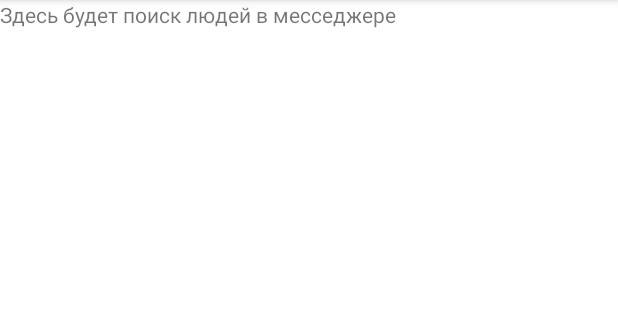
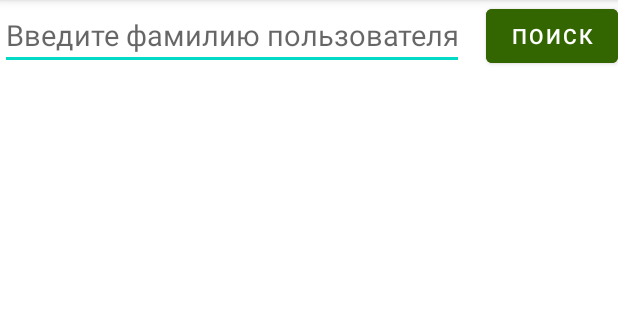
Before and after one commit to linedown/NefesleChat, an Android app: the fragment SearchFragment shown on its own in the app's theme, on a phone screen of 412 x 824 dp, the part 84-404 px from its top. Run offline under Robolectric (Android 15) with nearby library versions, the phone set to English and light mode, and no system bars; our stand-ins replace RxJava; Roboto replaces fonts that are not available here.

Commit message:
Поиск по фамилии (полной/неполной) работает!

```diff
--- /dev/null
+++ b/app/src/main/java/ru/linedown/nefeslechat/interfaces/MyCallbackForUserList.java
@@ -0,0 +1,10 @@
+package ru.linedown.nefeslechat.interfaces;
+
+import java.util.List;
+
+import ru.linedown.nefeslechat.classes.UserInListDTO;
+
+public interface MyCallbackForUserList {
+    void onSuccess(List<UserInListDTO> result);
+    void onError(String errorMessage);
+}
--- a/app/src/main/java/ru/linedown/nefeslechat/ui/search/SearchFragment.java
+++ b/app/src/main/java/ru/linedown/nefeslechat/ui/search/SearchFragment.java
@@ -8,35 +8,102 @@ import androidx.annotation.NonNull;
 import androidx.annotation.Nullable;
 import androidx.fragment.app.Fragment;
 
+import android.os.StrictMode;
+import android.util.Log;
 import android.view.LayoutInflater;
 import android.view.View;
 import android.view.ViewGroup;
+import android.widget.Button;
+import android.widget.EditText;
+import android.widget.LinearLayout;
 import android.widget.TextView;
 
+import java.io.IOException;
+import java.util.Collections;
+import java.util.List;
+
+import io.reactivex.rxjava3.android.schedulers.AndroidSchedulers;
+import io.reactivex.rxjava3.core.Observable;
+import io.reactivex.rxjava3.disposables.Disposable;
+import io.reactivex.rxjava3.schedulers.Schedulers;
 import ru.linedown.nefeslechat.R;
+import ru.linedown.nefeslechat.classes.OkHttpUtil;
+import ru.linedown.nefeslechat.classes.UserInListDTO;
 import ru.linedown.nefeslechat.databinding.FragmentSearchBinding;
+import ru.linedown.nefeslechat.interfaces.MyCallbackForUserList;
 import ru.linedown.nefeslechat.ui.search.SearchViewModel;
 
 public class SearchFragment extends Fragment {
 
     private FragmentSearchBinding binding;
+    private Disposable disposable;
 
     public View onCreateView(@NonNull LayoutInflater inflater,
                              ViewGroup container, Bundle savedInstanceState) {
-        SearchViewModel searchViewModel =
-                new ViewModelProvider(this).get(SearchViewModel.class);
 
         binding = FragmentSearchBinding.inflate(inflater, container, false);
         View root = binding.getRoot();
 
-        final TextView textView = binding.textSearch;
-        searchViewModel.getText().observe(getViewLifecycleOwner(), textView::setText);
+        root.post(() -> {
+            int width = root.getWidth();
+            int height = root.getHeight();
+
+            Log.d("Размеры экрана", "Ширина: " + width + " Высота: " + height);
+        });
+
+
+        EditText searchEditText = binding.searchEditText;
+        Button searchButton = binding.searchButton;
+        LinearLayout results = binding.searchResultsLayout;
+
+        searchButton.setOnClickListener(v -> {
+            String searchText = searchEditText.getText().toString();
+            List<UserInListDTO> users = Collections.emptyList();
+
+            Observable<List<UserInListDTO>> observable = Observable.fromCallable(() -> {
+                try {
+                    return OkHttpUtil.getListUsers(searchText);
+                } catch (IOException e) {
+                    Log.d("GetUsersProblem", "Текст ошибки: " + e.getMessage());
+                }
+
+                return Collections.emptyList();
+            });
+
+            MyCallbackForUserList mcful = new MyCallbackForUserList() {
+                @Override
+                public void onSuccess(List<UserInListDTO> result) {
+                    for(UserInListDTO user: result){
+                        TextView userView = new TextView(getActivity());
+                        userView.setTextSize(20);
+                        String resultStr = user.getName() + ". Роль: " + user.getRole() + ". Кафедра: " + user.getDepartment();
+
+                        userView.setText(resultStr);
+
+                        results.addView(userView);
+                    }
+                }
+                @Override
+                public void onError(String errorMessage) {
+                    Log.d("ObserveError", "Текст ошибки: " + errorMessage);
+                }
+            };
+
+            disposable = observable.subscribeOn(Schedulers.io()).observeOn(AndroidSchedulers.mainThread())
+                    .subscribe(
+                            mcful::onSuccess, error -> mcful.onError(error.getMessage())
+                    );
+        });
+
         return root;
     }
 
     @Override
     public void onDestroyView() {
         super.onDestroyView();
+        if (disposable != null && !disposable.isDisposed()) {
+            disposable.dispose();
+        }
         binding = null;
     }
 
--- a/app/src/main/res/layout/fragment_search.xml
+++ b/app/src/main/res/layout/fragment_search.xml
@@ -1,13 +1,52 @@
 <?xml version="1.0" encoding="utf-8"?>
 <androidx.constraintlayout.widget.ConstraintLayout xmlns:android="http://schemas.android.com/apk/res/android"
+    xmlns:app="http://schemas.android.com/apk/res-auto"
     xmlns:tools="http://schemas.android.com/tools"
     android:layout_width="match_parent"
     android:layout_height="match_parent"
     tools:context=".ui.search.SearchFragment">
 
-    <TextView
-        android:id="@+id/textSearch"
+
+    <androidx.constraintlayout.widget.ConstraintLayout
+        android:id="@+id/searchLayout"
         android:layout_width="match_parent"
-        android:layout_height="match_parent" />
+        android:layout_height="wrap_content"
+        app:layout_constraintEnd_toEndOf="parent"
+        app:layout_constraintStart_toStartOf="parent"
+        app:layout_constraintTop_toTopOf="parent">
 
+        <EditText
+            android:id="@+id/searchEditText"
+            android:layout_width="309dp"
+            android:layout_height="wrap_content"
+            android:ems="10"
+            android:hint="Введите фамилию пользователя"
+            android:inputType="text"
+            android:textSize="19sp"
+            app:layout_constraintStart_toStartOf="parent"
+            app:layout_constraintTop_toTopOf="parent" />
+
+        <Button
+            android:id="@+id/searchButton"
+            android:layout_width="wrap_content"
+            android:layout_height="wrap_content"
+            android:text="Поиск"
+            android:backgroundTint="@color/green"
+            app:layout_constraintEnd_toEndOf="parent"
+            app:layout_constraintTop_toTopOf="parent" />
+    </androidx.constraintlayout.widget.ConstraintLayout>
+
+    <LinearLayout
+        android:id="@+id/searchResultsLayout"
+        android:layout_width="409dp"
+        android:layout_height="681dp"
+        android:layout_marginStart="1dp"
+        android:layout_marginTop="1dp"
+        android:layout_marginEnd="1dp"
+        android:layout_marginBottom="1dp"
+        android:orientation="vertical"
+        app:layout_constraintBottom_toBottomOf="parent"
+        app:layout_constraintEnd_toEndOf="parent"
+        app:layout_constraintStart_toStartOf="parent"
+        app:layout_constraintTop_toBottomOf="@+id/searchLayout"></LinearLayout>
 </androidx.constraintlayout.widget.ConstraintLayout>
```
Also changed, not shown: app/src/main/java/ru/linedown/nefeslechat/classes/OkHttpUtil.java (+17 -0 lines), app/src/main/java/ru/linedown/nefeslechat/classes/UserInListDTO.java (added, +22 -0 lines), 1 other file.
